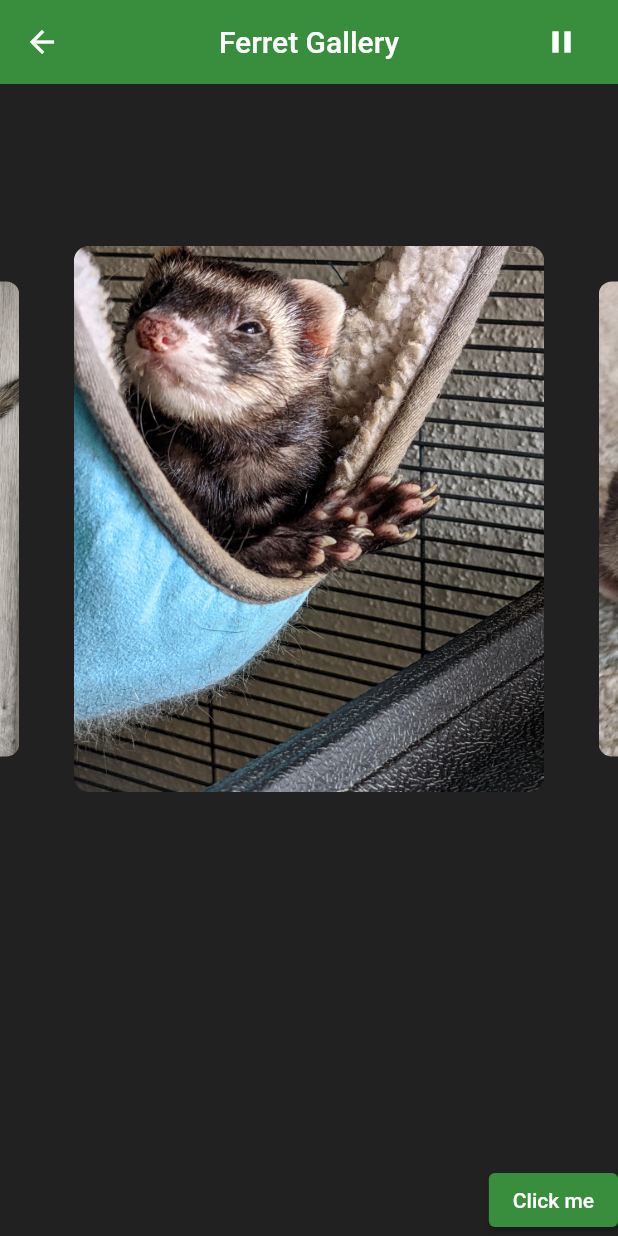
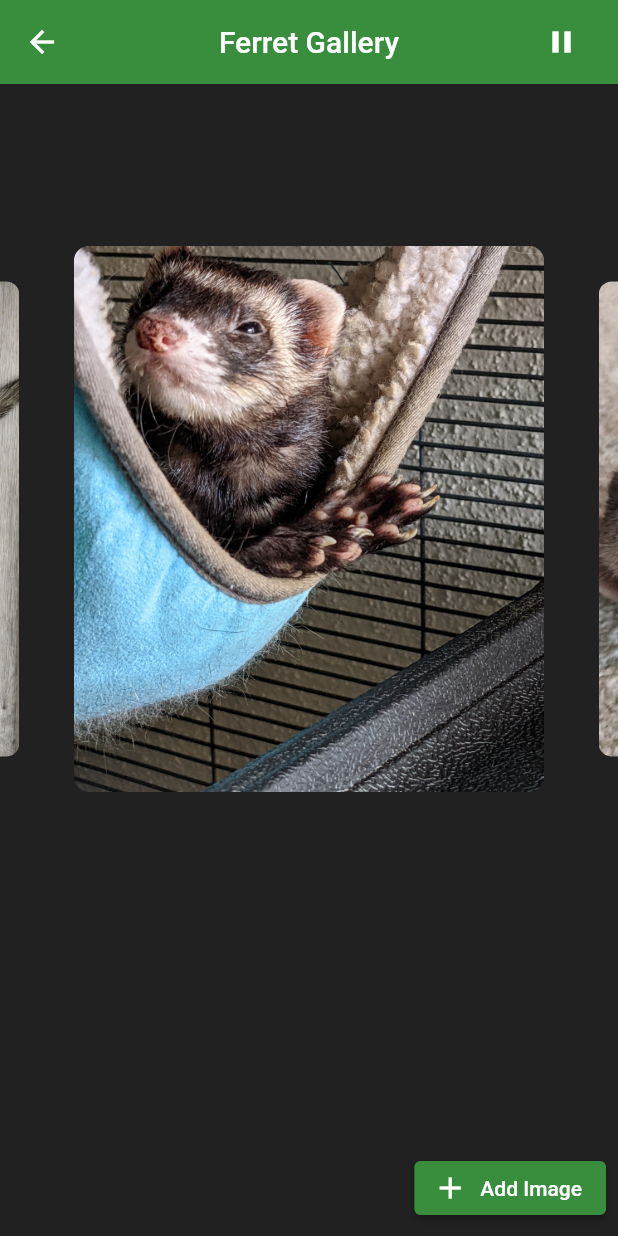
Before and after one commit to zeroax1s/app1, a Flutter app: the screen it shows after launch, swiped to page 3, on a phone screen of 412 x 824 dp. Run offline on Flutter 3.47's test engine with Material 2 defaults, Android fonts, the phone set to English and light mode, and no system bars; drawn by our look-alikes of carousel_slider.

Commit message:
Added add image button

```diff
--- a/carouselfun/lib/Pages/home.dart
+++ b/carouselfun/lib/Pages/home.dart
@@ -81,14 +81,18 @@ class _HomeState extends State<Home> {
           ),
           Align(
             alignment: Alignment.bottomRight,
-            child: ElevatedButton(
+            child: Padding(
+              padding: const EdgeInsets.all(8.0),
+              child: ElevatedButton.icon(
+                icon: Icon(Icons.add),
                 style: ElevatedButton.styleFrom(
                     backgroundColor: Colors.green[700],
                     foregroundColor: Colors.white),
                 onPressed: () {
                   // Do something when the button is pressed
                 },
-              child: Text('Click me'),
+                label: Text('Add Image'),
+              ),
             ),
           )
         ],
```
Lines whose indentation alone changed are shown as unchanged.
